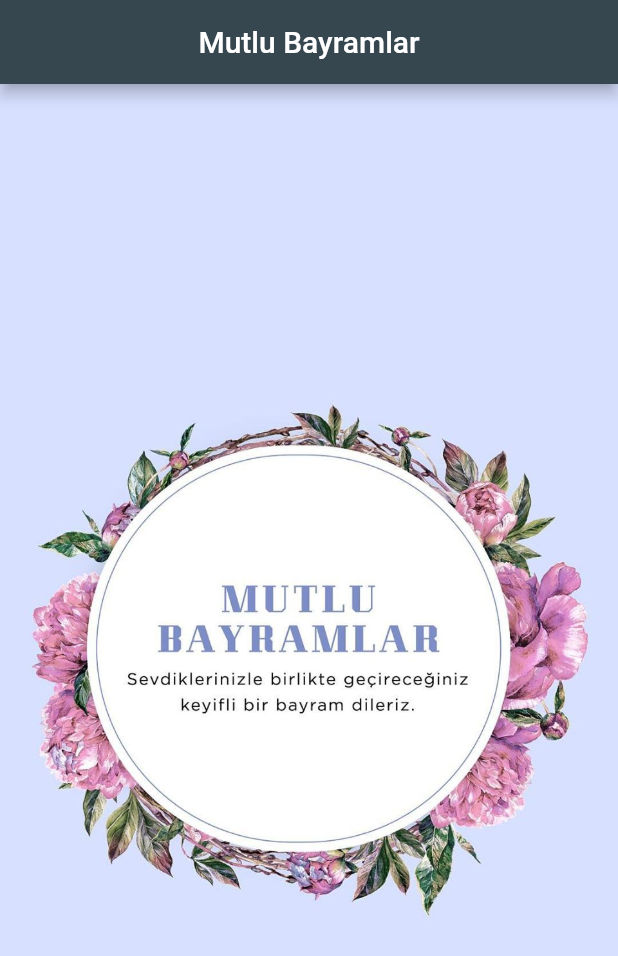
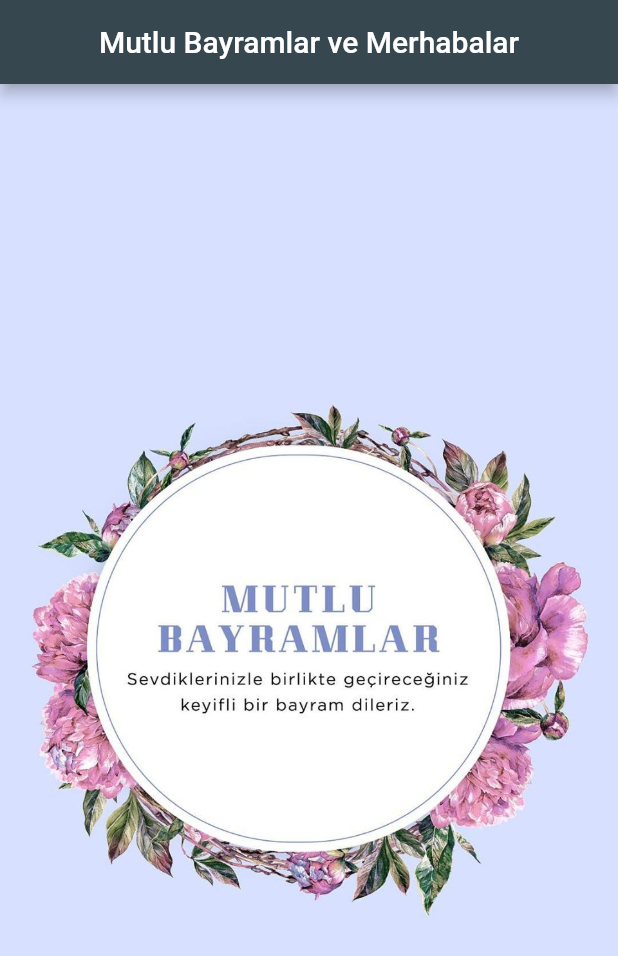
Before and after one commit to tugbayldz8/Odev3-Merge, a Flutter app: the screen it shows after launch, on a phone screen of 412 x 824 dp. Shown: the top 956 px of the screen. Run offline on Flutter 3.47's test engine with Material 2 defaults, Android fonts, the phone set to English and light mode, and no system bars.

Commit message:
text düzeltildi

```diff
--- a/lib/main.dart
+++ b/lib/main.dart
@@ -8,7 +8,7 @@ void main() {
         appBar: AppBar(
           centerTitle: true,
           backgroundColor: Colors.blueGrey[800],
-          title: Text('Mutlu Bayramlar'),
+          title: Text('Mutlu Bayramlar ve Merhabalar'),
         ),
         body: Center(
           child: Image.asset('images/mutlu_bayramlar.jpg'),
```
